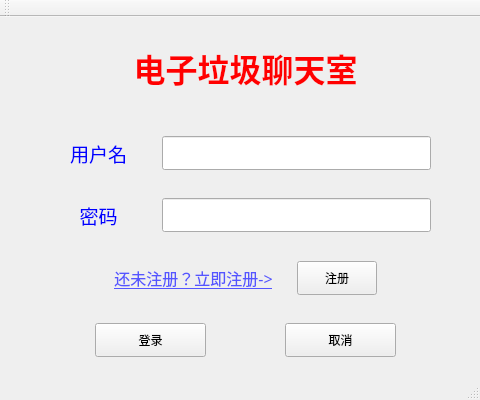
The window that log_in.ui (ZWMDR/chat_room_graph) describes before a commit, drawn with Qt 5.
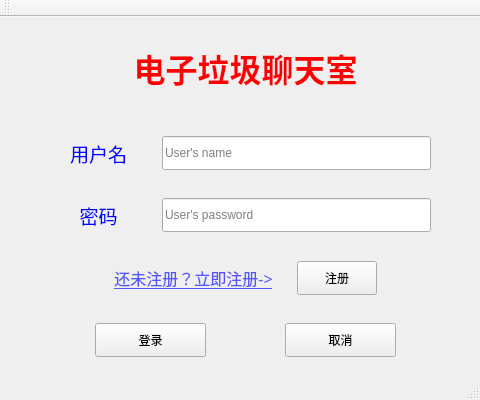
The same window after the commit.

```diff
--- a/log_in.ui
+++ b/log_in.ui
@@ -134,6 +134,9 @@
            <verstretch>0</verstretch>
           </sizepolicy>
          </property>
+         <property name="placeholderText">
+          <string>User's name</string>
+         </property>
         </widget>
        </item>
        <item>
@@ -222,6 +225,9 @@
          <property name="echoMode">
           <enum>QLineEdit::Password</enum>
          </property>
+         <property name="placeholderText">
+          <string>User's password</string>
+         </property>
         </widget>
        </item>
        <item>
```
